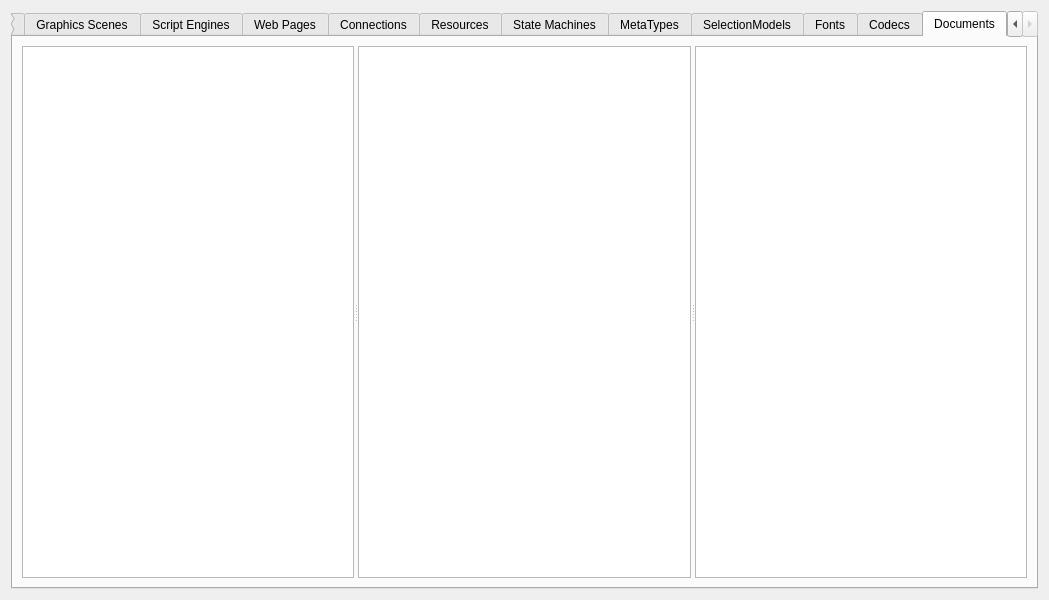
Before: the Qt Designer form mainwindow.ui in KDAB/GammaRay, drawn with Qt 5.
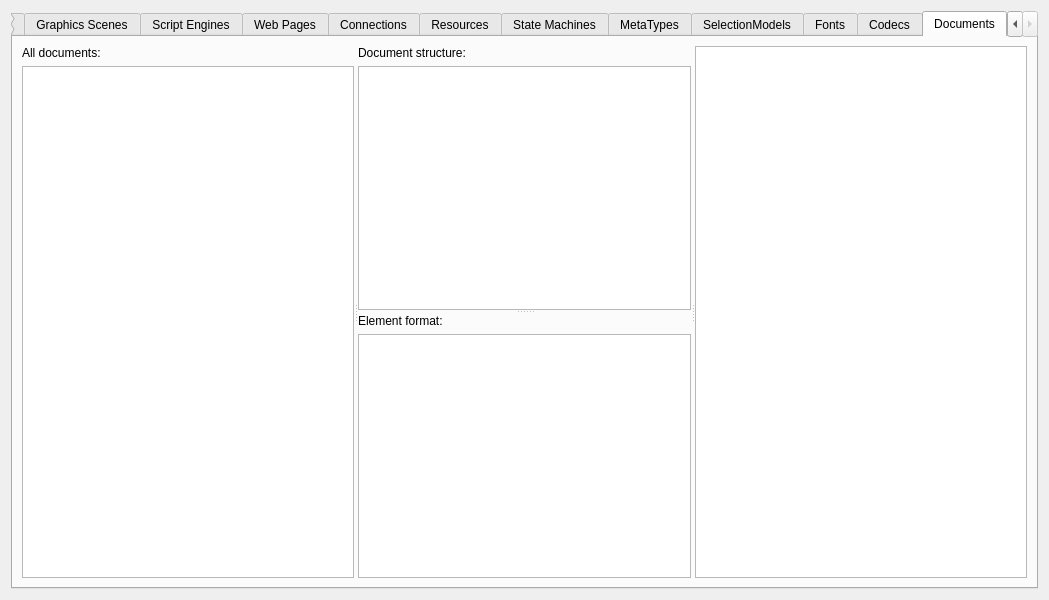
After: the same form once the commit is applied. The open tabs and pages were chosen to show the change. Custom widgets are drawn as their Qt base class.

Commit message: Add a QTextFormat viewer, showing all format properties of the current element.

The edit to the form file:
```diff
--- a/mainwindow.ui
+++ b/mainwindow.ui
@@ -397,14 +397,86 @@
       <attribute name="title">
        <string>Documents</string>
       </attribute>
-      <layout class="QVBoxLayout" name="verticalLayout_17">
+      <layout class="QVBoxLayout" name="verticalLayout_20">
        <item>
-        <widget class="QSplitter" name="splitter_12">
+        <widget class="QSplitter" name="splitter_13">
          <property name="orientation">
           <enum>Qt::Horizontal</enum>
          </property>
-         <widget class="QTreeView" name="documentList"/>
-         <widget class="QTreeView" name="documentTree"/>
+         <widget class="QWidget" name="">
+          <layout class="QVBoxLayout" name="verticalLayout_17">
+           <item>
+            <widget class="QLabel" name="label_5">
+             <property name="text">
+              <string>All documents:</string>
+             </property>
+            </widget>
+           </item>
+           <item>
+            <widget class="QTreeView" name="documentList">
+             <property name="rootIsDecorated">
+              <bool>false</bool>
+             </property>
+             <property name="uniformRowHeights">
+              <bool>true</bool>
+             </property>
+             <property name="allColumnsShowFocus">
+              <bool>true</bool>
+             </property>
+            </widget>
+           </item>
+          </layout>
+         </widget>
+         <widget class="QSplitter" name="splitter_12">
+          <property name="orientation">
+           <enum>Qt::Vertical</enum>
+          </property>
+          <widget class="QWidget" name="">
+           <layout class="QVBoxLayout" name="verticalLayout_18">
+            <item>
+             <widget class="QLabel" name="label_6">
+              <property name="text">
+               <string>Document structure:</string>
+              </property>
+             </widget>
+            </item>
+            <item>
+             <widget class="QTreeView" name="documentTree">
+              <property name="uniformRowHeights">
+               <bool>true</bool>
+              </property>
+              <property name="allColumnsShowFocus">
+               <bool>true</bool>
+              </property>
+             </widget>
+            </item>
+           </layout>
+          </widget>
+          <widget class="QWidget" name="">
+           <layout class="QVBoxLayout" name="verticalLayout_19">
+            <item>
+             <widget class="QLabel" name="label_4">
+              <property name="text">
+               <string>Element format:</string>
+              </property>
+             </widget>
+            </item>
+            <item>
+             <widget class="QTreeView" name="documentFormatView">
+              <property name="rootIsDecorated">
+               <bool>false</bool>
+              </property>
+              <property name="uniformRowHeights">
+               <bool>true</bool>
+              </property>
+              <property name="allColumnsShowFocus">
+               <bool>true</bool>
+              </property>
+             </widget>
+            </item>
+           </layout>
+          </widget>
+         </widget>
          <widget class="QTextEdit" name="documentView"/>
         </widget>
        </item>
```
The commit also changes 7 other files.
